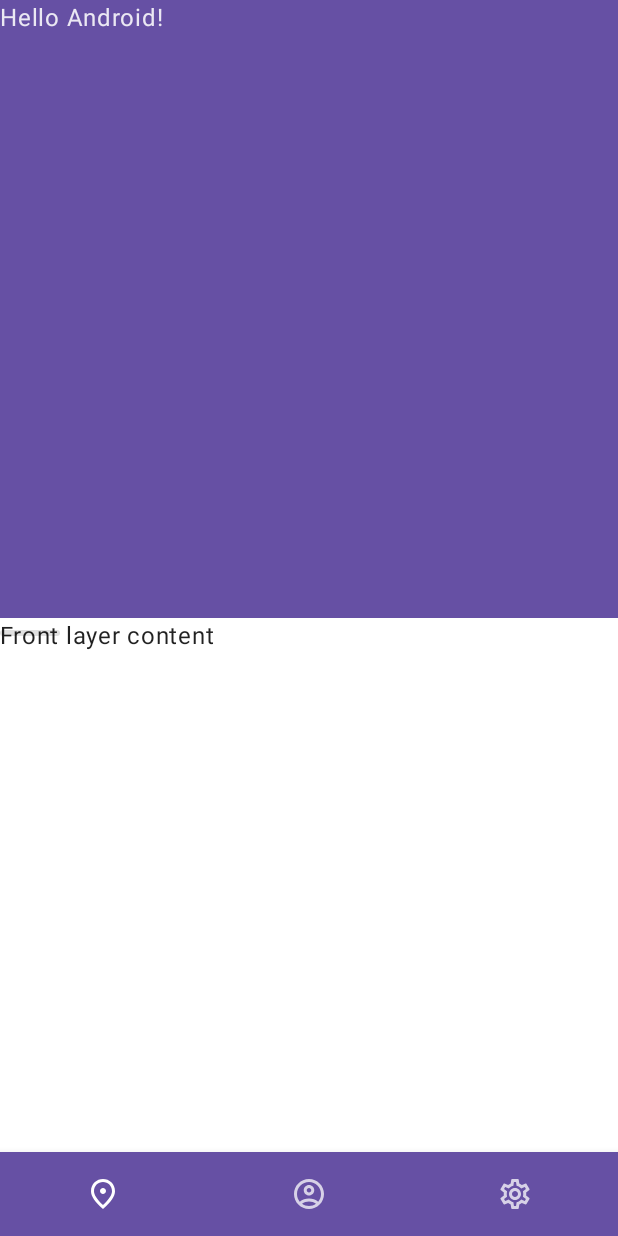
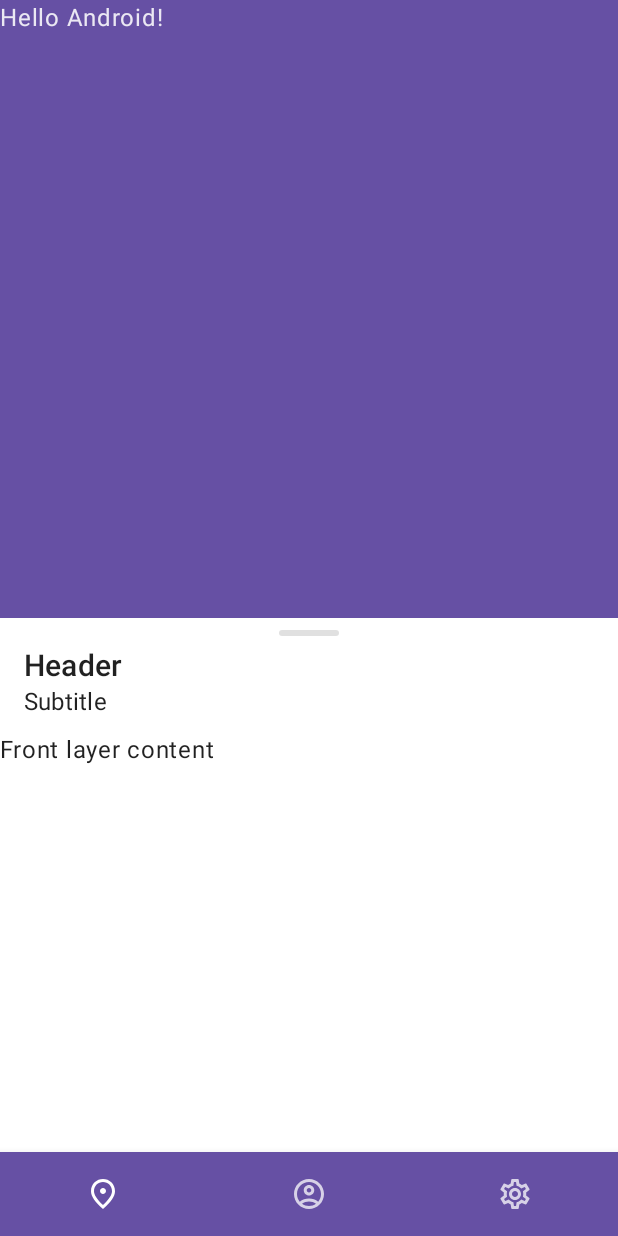
Before and after one commit to appsoluut/layerscaffold, an Android app built with Jetpack Compose: the screen it shows after launch (MainActivity), on a phone screen of 412 x 824 dp. Run offline under Robolectric (Android 15) with nearby library versions, the phone set to English and light mode, and no system bars.

Commit message:
Add support for optional front layer header (#5)
* Add support for optional front layer header

* Update KDoc

* Implement sample elevation

```diff
--- a/example/src/main/java/com/appsoluut/demo/MainActivity.kt
+++ b/example/src/main/java/com/appsoluut/demo/MainActivity.kt
@@ -3,16 +3,26 @@ package com.appsoluut.demo
 import android.os.Bundle
 import androidx.activity.ComponentActivity
 import androidx.activity.compose.setContent
+import androidx.compose.foundation.layout.Column
+import androidx.compose.foundation.layout.padding
 import androidx.compose.material.ExperimentalMaterialApi
+import androidx.compose.material.MaterialTheme
 import androidx.compose.material.Text
 import androidx.compose.runtime.Composable
+import androidx.compose.runtime.derivedStateOf
+import androidx.compose.runtime.getValue
+import androidx.compose.runtime.remember
 import androidx.compose.ui.Modifier
 import androidx.compose.ui.platform.LocalConfiguration
+import androidx.compose.ui.res.stringResource
 import androidx.compose.ui.tooling.preview.Preview
 import androidx.compose.ui.unit.dp
 import com.appsoluut.demo.ui.BottomBar
 import com.appsoluut.demo.ui.theme.LayerScaffoldTheme
 import com.appsoluut.layerscaffold.LayerScaffold
+import com.appsoluut.layerscaffold.LayerScaffoldDefaults
+import com.appsoluut.layerscaffold.LayerValue
+import com.appsoluut.layerscaffold.rememberLayerScaffoldState
 
 class MainActivity : ComponentActivity() {
     @OptIn(ExperimentalMaterialApi::class)
@@ -20,15 +30,28 @@ class MainActivity : ComponentActivity() {
         super.onCreate(savedInstanceState)
         setContent {
             val headerHeight = LocalConfiguration.current.screenHeightDp / 2
+            val scaffoldState = rememberLayerScaffoldState(initialValue = LayerValue.Revealed)
+            val headerElevation by remember(scaffoldState.isConcealed) {
+                derivedStateOf {
+                    if (scaffoldState.isConcealed) {
+                        LayerScaffoldDefaults.FrontLayerHeaderElevation
+                    } else {
+                        0.dp
+                    }
+                }
+            }
             LayerScaffoldTheme {
                 // A layer container using the 'background' color from the theme
                 LayerScaffold(
-                    backLayerPeekHeight = 20.dp,
-                    frontLayerPeekHeight = 100.dp,
+                    scaffoldState = scaffoldState,
                     headerHeight = headerHeight.dp,
                     bottomBar = { BottomBar() },
                     backLayerContent = {
                         Greeting("Android")
+                    },
+                    frontLayerHeaderElevation = headerElevation,
+                    frontLayerHeader = {
+                        SheetHeader()
                     },
                     frontLayerContent = {
                         Text("Front layer content")
@@ -36,6 +59,31 @@ class MainActivity : ComponentActivity() {
                 )
             }
         }
+    }
+}
+
+/**
+ * A composable that displays a header with a title and subtitle.
+ *
+ * @param modifier The modifier to apply to this layout.
+ */
+@Composable
+fun SheetHeader(
+    modifier: Modifier = Modifier
+) {
+    Column(
+        modifier = modifier
+            .padding(horizontal = 16.dp)
+            .padding(bottom = 8.dp)
+    ) {
+        Text(
+            text = stringResource(id = R.string.sheet_header_title),
+            style = MaterialTheme.typography.h6,
+        )
+        Text(
+            text = stringResource(id = R.string.sheet_header_subtitle),
+            style = MaterialTheme.typography.subtitle1
+        )
     }
 }
 
--- a/example/src/main/res/values/strings.xml
+++ b/example/src/main/res/values/strings.xml
@@ -1,3 +1,6 @@
 <resources>
     <string name="app_name">LayerScaffold demo</string>
+
+    <string name="sheet_header_title">Header</string>
+    <string name="sheet_header_subtitle">Subtitle</string>
 </resources>
--- /dev/null
+++ b/layerscaffold/src/main/java/com/appsoluut/layerscaffold/FrontLayer.kt
@@ -0,0 +1,37 @@
+package com.appsoluut.layerscaffold
+
+import androidx.compose.foundation.layout.Column
+import androidx.compose.material.Surface
+import androidx.compose.runtime.Composable
+import androidx.compose.ui.Modifier
+import androidx.compose.ui.unit.Dp
+
+/**
+ * A composable that displays the front layer.
+ *
+ * @param handle The handle.
+ * @param header The header.
+ * @param content The content.
+ * @param headerElevation The elevation of the header.
+ * @param modifier The modifier to apply to this layout.
+ */
+@Composable
+internal fun FrontLayer(
+    handle: @Composable () -> Unit,
+    header: @Composable () -> Unit,
+    content: @Composable () -> Unit,
+    headerElevation: Dp,
+    modifier: Modifier = Modifier,
+) {
+    Column(modifier = modifier) {
+        Surface(
+            elevation = headerElevation
+        ) {
+            Column {
+                handle()
+                header()
+            }
+        }
+        content()
+    }
+}
--- a/layerscaffold/src/main/java/com/appsoluut/layerscaffold/LayerHandle.kt
+++ b/layerscaffold/src/main/java/com/appsoluut/layerscaffold/LayerHandle.kt
@@ -3,7 +3,7 @@ package com.appsoluut.layerscaffold
 import androidx.compose.foundation.background
 import androidx.compose.foundation.layout.Box
 import androidx.compose.foundation.layout.defaultMinSize
-import androidx.compose.foundation.layout.padding
+import androidx.compose.foundation.layout.fillMaxWidth
 import androidx.compose.foundation.shape.RoundedCornerShape
 import androidx.compose.material.MaterialTheme
 import androidx.compose.runtime.Composable
@@ -12,8 +12,8 @@ import androidx.compose.ui.Modifier
 import androidx.compose.ui.graphics.Color
 import androidx.compose.ui.graphics.Shape
 import com.appsoluut.layerscaffold.LayerScaffoldDefaults.FrontLayerHandleHeight
+import com.appsoluut.layerscaffold.LayerScaffoldDefaults.FrontLayerHandleMinHeight
 import com.appsoluut.layerscaffold.LayerScaffoldDefaults.FrontLayerHandleWidth
-import com.appsoluut.layerscaffold.LayerScaffoldDefaults.FrontLayerVerticalPadding
 
 /**
  * A composable that displays a handle for the front layer.
@@ -33,7 +33,7 @@ internal fun LayerHandle(
     shape: Shape = RoundedCornerShape(percent = 50)
 ) {
     Box(
-        modifier = modifier.padding(vertical = FrontLayerVerticalPadding),
+        modifier = modifier.fillMaxWidth().defaultMinSize(minHeight = FrontLayerHandleMinHeight),
         contentAlignment = contentAlignment
     ) {
         Box(
--- a/layerscaffold/src/main/java/com/appsoluut/layerscaffold/LayerScaffold.kt
+++ b/layerscaffold/src/main/java/com/appsoluut/layerscaffold/LayerScaffold.kt
@@ -1,7 +1,6 @@
 package com.appsoluut.layerscaffold
 
 import androidx.compose.foundation.gestures.Orientation
-import androidx.compose.foundation.layout.Box
 import androidx.compose.foundation.layout.fillMaxSize
 import androidx.compose.foundation.layout.offset
 import androidx.compose.foundation.layout.padding
@@ -25,6 +24,7 @@ import androidx.compose.ui.unit.Constraints
 import androidx.compose.ui.unit.Dp
 import androidx.compose.ui.unit.IntOffset
 import androidx.compose.ui.unit.offset
+import com.appsoluut.layerscaffold.LayerScaffoldDefaults.FrontLayerHeaderElevation
 import kotlin.math.roundToInt
 import kotlinx.coroutines.launch
 
@@ -38,21 +38,23 @@ fun LayerScaffold(
     scaffoldState: LayerScaffoldState = rememberLayerScaffoldState(initialValue = LayerValue.Revealed),
     gesturesEnabled: Boolean = true,
     headerHeight: Dp = LayerScaffoldDefaults.HeaderHeight,
-    backLayerPeekHeight: Dp = LayerScaffoldDefaults.PeekHeight,
+    backLayerPeekHeight: Dp = LayerScaffoldDefaults.BackLayerPeekHeight,
     backLayerBackgroundColor: Color = MaterialTheme.colors.primary,
     backLayerContentColor: Color = contentColorFor(backLayerBackgroundColor),
-    frontLayerPeekHeight: Dp = LayerScaffoldDefaults.PeekHeight,
+    frontLayerPeekHeight: Dp? = null,
     frontLayerBackgroundColor: Color = MaterialTheme.colors.surface,
     frontLayerContentColor: Color = contentColorFor(frontLayerBackgroundColor),
+    frontLayerHeaderElevation: Dp = FrontLayerHeaderElevation,
+    frontLayerHeader: @Composable () -> Unit = {},
     frontLayerHandle: @Composable () -> Unit = { LayerHandle() },
 ) {
     val headerHeightPx: Float
     val backLayerPeekHeightPx: Float
-    val frontLayerPeekHeightPx: Float
+    var frontLayerPeekHeightPx: Float
     with(LocalDensity.current) {
         headerHeightPx = headerHeight.toPx()
         backLayerPeekHeightPx = backLayerPeekHeight.toPx()
-        frontLayerPeekHeightPx = frontLayerPeekHeight.toPx()
+        frontLayerPeekHeightPx = frontLayerPeekHeight?.toPx() ?: -1f
     }
 
     val calculateBackLayerConstraints: (Constraints) -> Constraints = {
@@ -69,10 +71,15 @@ fun LayerScaffold(
             modifier = modifier.fillMaxSize(),
             bottomBar = bottomBar,
             backLayer = backLayerContent,
+            frontLayerHandle = frontLayerHandle,
+            frontLayerHeader = frontLayerHeader,
             calculateBackLayerConstraints = calculateBackLayerConstraints
-        ) { constraints, backLayerHeight, bottomBarHeight ->
+        ) { constraints, backLayerHeight, combinedHeaderHeight, bottomBarHeight ->
             val fullHeight = constraints.maxHeight.toFloat()
             val revealedHeight = fullHeight - headerHeightPx
+            if (frontLayerPeekHeightPx < 0) {
+                frontLayerPeekHeightPx = combinedHeaderHeight
+            }
             val peekHeight = fullHeight - frontLayerPeekHeightPx - bottomBarHeight
 
             val concealedContentDescription = stringResource(id = R.string.layerscaffold_cd_concealed)
@@ -139,10 +146,13 @@ fun LayerScaffold(
                 color = frontLayerBackgroundColor,
                 contentColor = frontLayerContentColor
             ) {
-                Box(modifier = Modifier.padding(bottom = backLayerPeekHeight)) {
-                    frontLayerHandle()
-                    frontLayerContent()
-                }
+                FrontLayer(
+                    modifier = Modifier.padding(bottom = backLayerPeekHeight),
+                    handle = frontLayerHandle,
+                    header = frontLayerHeader,
+                    content = frontLayerContent,
+                    headerElevation = frontLayerHeaderElevation
+                )
             }
         }
     }
--- a/layerscaffold/src/main/java/com/appsoluut/layerscaffold/LayerScaffoldDefaults.kt
+++ b/layerscaffold/src/main/java/com/appsoluut/layerscaffold/LayerScaffoldDefaults.kt
@@ -10,12 +10,17 @@ object LayerScaffoldDefaults {
     /**
      * The default peek height of the back layer.
      */
-    val PeekHeight = 56.dp
+    val BackLayerPeekHeight = 18.dp
+
+    /**
+     * The default peek height of the front layer.
+     */
+    val FrontLayerPeekHeight = 56.dp
 
     /**
      * The default header height of the front layer.
      */
-    val HeaderHeight = 48.dp
+    val HeaderHeight = 128.dp
 
     /**
      * The default width of the front layer handle.
@@ -28,7 +33,12 @@ object LayerScaffoldDefaults {
     val FrontLayerHandleHeight = 4.dp
 
     /**
-     * The default vertical padding of the front layer.
+     * The default minimum height of the front layer handle.
      */
-    val FrontLayerVerticalPadding = 8.dp
+    val FrontLayerHandleMinHeight = 20.dp
+
+    /**
+     * The default elevation of the front layer header.
+     */
+    val FrontLayerHeaderElevation = 4.dp
 }
--- a/layerscaffold/src/main/java/com/appsoluut/layerscaffold/LayerScaffoldState.kt
+++ b/layerscaffold/src/main/java/com/appsoluut/layerscaffold/LayerScaffoldState.kt
@@ -47,6 +47,12 @@ class LayerScaffoldState(
      */
     val isConcealed: Boolean
         get() = currentValue == LayerValue.Concealed
+
+    /**
+     * Whether the front layer is peeking.
+     */
+    val isPeeking: Boolean
+        get() = currentValue == LayerValue.Peeking
 
     internal val nestedScrollConnection = this.PreUpPostDownNestedScrollConnection
 
--- a/layerscaffold/src/main/java/com/appsoluut/layerscaffold/Stack.kt
+++ b/layerscaffold/src/main/java/com/appsoluut/layerscaffold/Stack.kt
@@ -1,5 +1,6 @@
 package com.appsoluut.layerscaffold
 
+import androidx.compose.foundation.layout.Column
 import androidx.compose.runtime.Composable
 import androidx.compose.ui.Modifier
 import androidx.compose.ui.UiComposable
@@ -21,6 +22,10 @@ import kotlin.math.max
  * @param backLayer The composable that will be placed at the back of the stack.
  * @param calculateBackLayerConstraints A function that will be called to calculate the constraints
  * of the [backLayer].
+ * @param frontLayerHandle The composable that will be placed on above the [frontLayer] and
+ * will be used to drag the [frontLayer] up and down.
+ * @param frontLayerHeader The composable that will be placed on between the [frontLayer] and
+ * [frontLayerHandle].
  * @param frontLayer The composable that will be placed on top of the stack.
  */
 @Composable
@@ -30,7 +35,9 @@ internal fun Stack(
     bottomBar: @Composable @UiComposable () -> Unit,
     backLayer: @Composable @UiComposable () -> Unit,
     calculateBackLayerConstraints: (Constraints) -> Constraints,
-    frontLayer: @Composable @UiComposable (Constraints, Float, Float) -> Unit
+    frontLayerHandle: @Composable @UiComposable () -> Unit,
+    frontLayerHeader: @Composable @UiComposable () -> Unit,
+    frontLayer: @Composable @UiComposable (Constraints, Float, Float, Float) -> Unit
 ) {
     SubcomposeLayout(modifier) { constraints ->
         val looseConstraints = constraints.copy(
@@ -49,8 +56,15 @@ internal fun Stack(
 
         val backLayerHeight = backLayerPlaceable.height.toFloat()
 
+        val frontLayerCombinedHeaderHeight = subcompose("header") {
+            Column {
+                frontLayerHandle()
+                frontLayerHeader()
+            }
+        }.sumOf { it.measure(looseConstraints).height }.toFloat()
+
         val placeables = subcompose(Layers.Front) {
-            frontLayer(constraints, backLayerHeight, bottomBarHeight.toFloat())
+            frontLayer(constraints, backLayerHeight, frontLayerCombinedHeaderHeight, bottomBarHeight.toFloat())
         }.fastMap { it.measure(constraints) }
 
         var maxWidth = max(constraints.minWidth, backLayerPlaceable.width)
```
Also changed, not shown: 2 other files.
